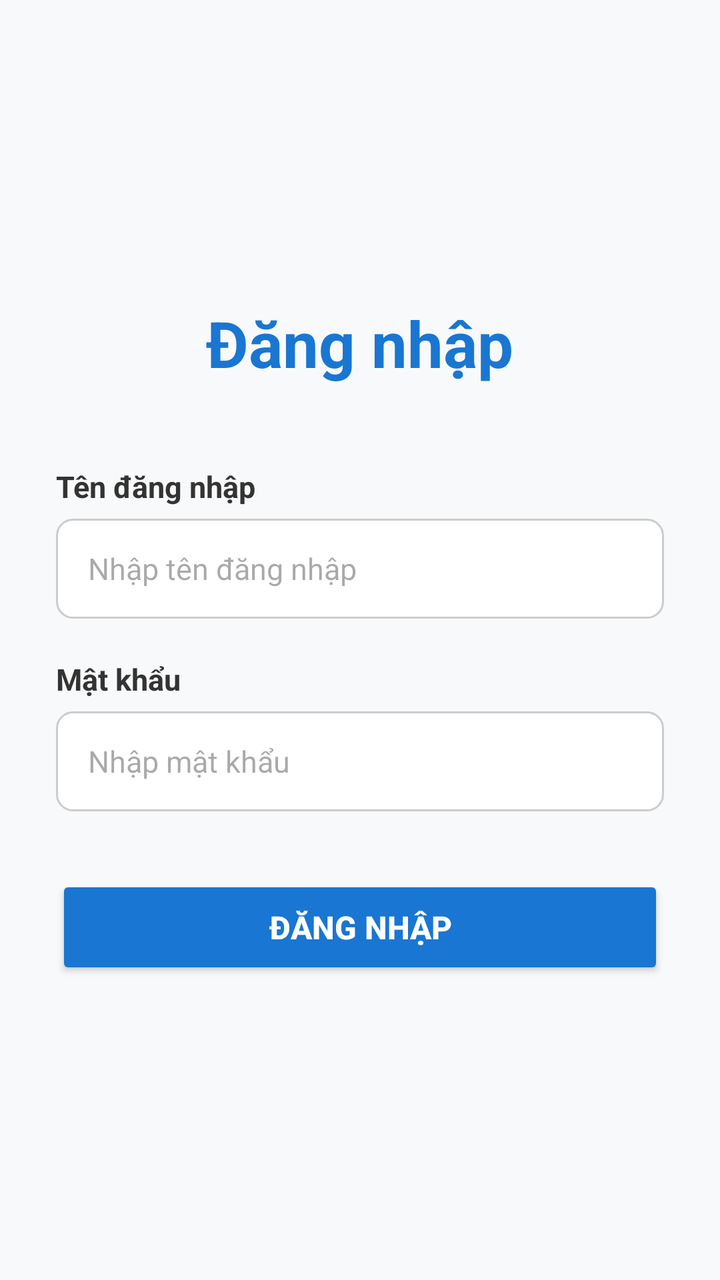
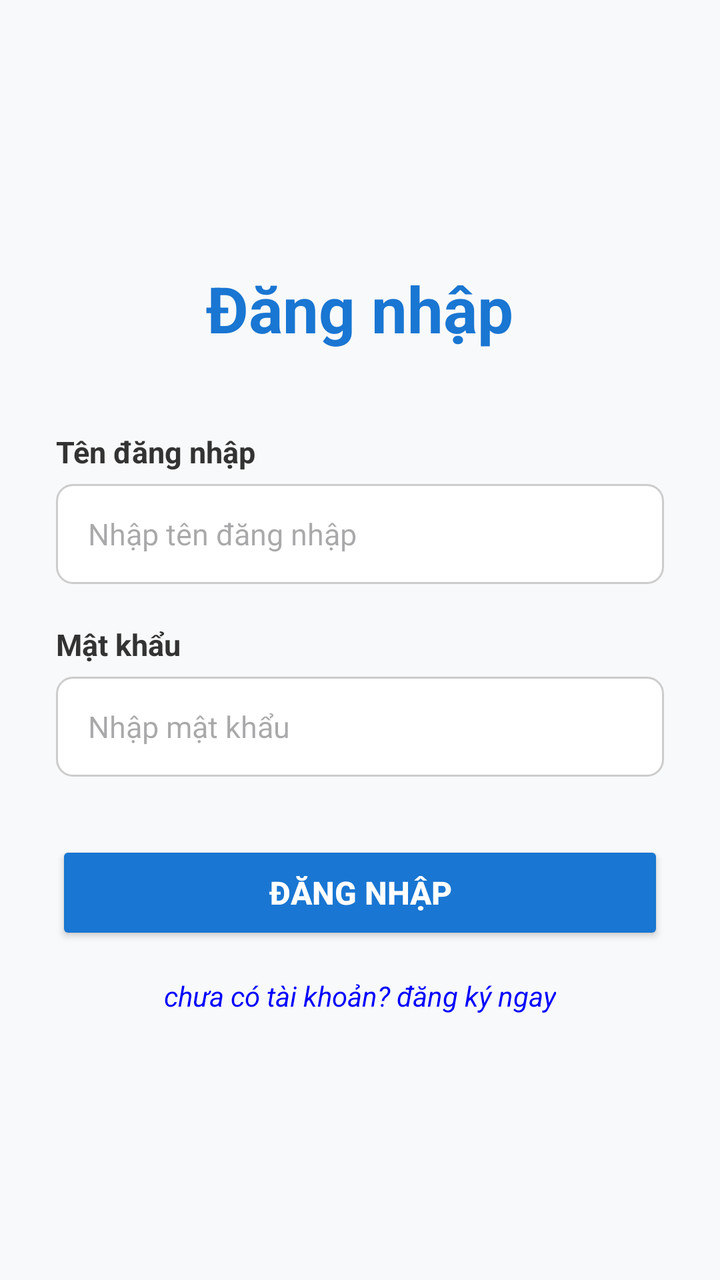

Compare the two renders of this Android layout. The source of the first and the diff that turns it into the second are given below.
<!-- AndroidManifest.xml: application theme Theme.MyApplication -->
<!-- res/layout/activity_main.xml -->
<?xml version="1.0" encoding="utf-8"?>
<ScrollView xmlns:android="http://schemas.android.com/apk/res/android"
    android:layout_width="match_parent"
    android:layout_height="match_parent"
    android:fillViewport="true"
    android:background="#F8F9FA">

    <LinearLayout
        android:layout_width="match_parent"
        android:layout_height="wrap_content"
        android:orientation="vertical"
        android:gravity="center"
        android:padding="28dp">

        
        <TextView
            android:id="@+id/tvTitle"
            android:layout_width="wrap_content"
            android:layout_height="wrap_content"
            android:text="Đăng nhập"
            android:textSize="32sp"
            android:textStyle="bold"
            android:textColor="#1976D2"
            android:layout_marginBottom="40dp" />

        
        <LinearLayout
            android:layout_width="match_parent"
            android:layout_height="wrap_content"
            android:orientation="vertical"
            android:layout_marginBottom="20dp">

            
            <TextView
                android:layout_width="wrap_content"
                android:layout_height="wrap_content"
                android:text="Tên đăng nhập"
                android:textSize="15sp"
                android:textStyle="bold"
                android:textColor="#333333"
                android:layout_marginBottom="6dp" />

            <EditText
                android:id="@+id/edtUsername"
                android:layout_width="match_parent"
                android:layout_height="50dp"
                android:hint="Nhập tên đăng nhập"
                android:background="@drawable/bg_input_border"
                android:paddingHorizontal="16dp"
                android:inputType="text"
                android:textSize="15sp"
                android:singleLine="true" />
        </LinearLayout>

        
        <LinearLayout
            android:layout_width="match_parent"
            android:layout_height="wrap_content"
            android:orientation="vertical"
            android:layout_marginBottom="32dp">

            
            <TextView
                android:layout_width="wrap_content"
                android:layout_height="wrap_content"
                android:text="Mật khẩu"
                android:textSize="15sp"
                android:textStyle="bold"
                android:textColor="#333333"
                android:layout_marginBottom="6dp" />

            <EditText
                android:id="@+id/edtPassword"
                android:layout_width="match_parent"
                android:layout_height="50dp"
                android:hint="Nhập mật khẩu"
                android:background="@drawable/bg_input_border"
                android:paddingHorizontal="16dp"
                android:inputType="textPassword"
                android:textSize="15sp"
                android:singleLine="true" />
        </LinearLayout>

        
        <Button
            android:id="@+id/btnDangNhap"
            android:layout_width="match_parent"
            android:layout_height="52dp"
            android:text="Đăng nhập"
            android:textSize="16sp"
            android:textStyle="bold"
            android:backgroundTint="#1976D2"
            android:textColor="#FFFFFF" />

    </LinearLayout>
</ScrollView>
<!-- resources referenced by this layout -->
<resources>
  <!-- drawable bg_input_border (drawable) -->
  <?xml version="1.0" encoding="utf-8"?>
  <shape xmlns:android="http://schemas.android.com/apk/res/android"
      android:shape="rectangle">
      <solid android:color="#FFFFFF" />
      <corners android:radius="8dp" />
      <stroke
          android:width="1dp"
          android:color="#CCCCCC" />
  </shape>
  <style name="Theme.MyApplication" parent="Base.Theme.MyApplication" />
  <style name="Base.Theme.MyApplication" parent="Theme.Material3.DayNight.NoActionBar">
          
          
      </style>
</resources>

<!-- the commit's change to res/layout/activity_main.xml (unified diff, before → after) -->
@@ -91,6 +91,15 @@
             android:textStyle="bold"
             android:backgroundTint="#1976D2"
             android:textColor="#FFFFFF" />
+        <TextView
+            android:id="@+id/tvDangKy"
+            android:layout_width="wrap_content"
+            android:layout_height="wrap_content"
+            android:text="chưa có tài khoản? đăng ký ngay"
+            android:textColor="#0000FF"
+            android:textStyle="italic"
+            android:layout_marginTop="16dp"
+            android:layout_gravity="center" />
 
     </LinearLayout>
 </ScrollView>
